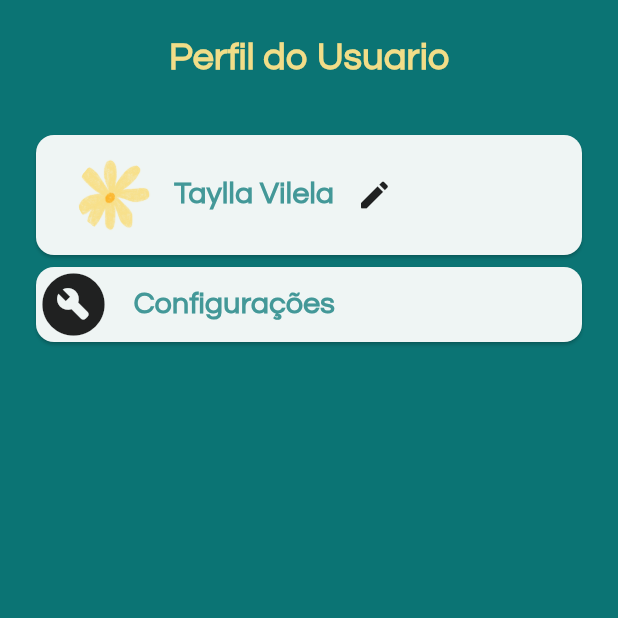
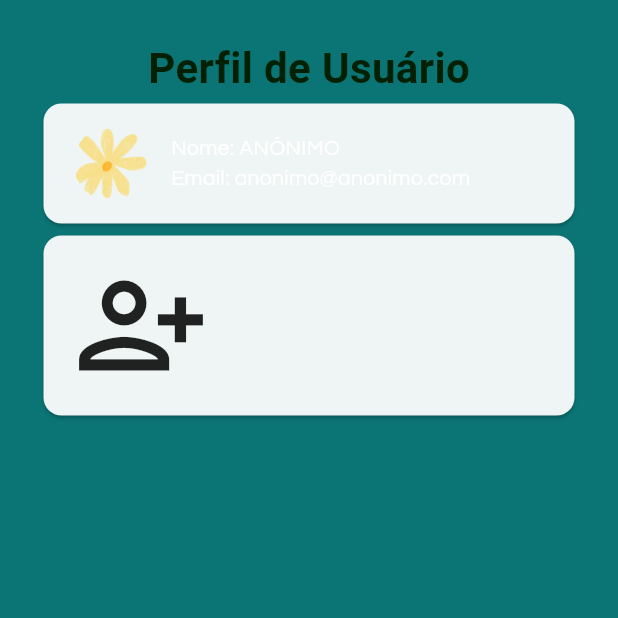
Before and after one commit to TayVilela/Prontin, a Flutter app: the UserProfilePage screen opened directly, on a phone screen of 412 x 824 dp, the top half of it. Run offline on Flutter 3.47's test engine with Material 3 defaults, Android fonts, the phone set to English and light mode, and no system bars; our stand-ins replace cloud_firestore, firebase_auth, firebase_core; accounts and stored records are empty; network calls fail; Roboto replaces fonts that are missing (Lustria).

Commit message:
Criação de consumer em userprofile

```diff
--- a/lib/models/users.dart
+++ b/lib/models/users.dart
@@ -9,7 +9,6 @@ class Users {
   String? name;
   String? birthday;
   String? gender;
-  String? image;
 
   //metodo construtor
   Users({
@@ -20,8 +19,7 @@ class Users {
     this.password,
     this.birthday,
     this.gender,
-    this.image
-});
+  });
 
   //metodo que converte os dados para formato mapa (compativel do Json)
   Map<String, dynamic> toJson() {
@@ -45,6 +43,5 @@ class Users {
     name = doc.get('name');
     gender = doc.get('gender');
     birthday = doc.get('birthday');
-    image = doc.get('image');
   }
 }
--- a/lib/pages/userprofile_page.dart
+++ b/lib/pages/userprofile_page.dart
@@ -1,37 +1,42 @@
 import 'package:flutter/material.dart';
+import 'package:prontin/services/users_services.dart';
+import 'package:provider/provider.dart';
 
 class UserProfilePage extends StatelessWidget {
   const UserProfilePage({super.key});
-
   @override
   Widget build(BuildContext context) {
-    return Padding(
-      padding: const EdgeInsets.all(20),
-      child: Column(
+    return Scaffold(
+      // appBar: AppBar(
+      //   title: Text('Edição do Perfil de Usuário'),
+      // ),
+      body: Padding(
+        padding: const EdgeInsets.all(25.0),
+        child: Consumer<UsersServices>(
+          builder: (context, usersServices, child) {
+            // Verifica se os dados do usuário já foram carregados
+            if (usersServices.users == null) {
+              return const Center(child: CircularProgressIndicator());
+            }
+            return Column(
               children: [
                 const Text(
-            'Perfil do Usuario', //titulo na pagina
+                  "Perfil de Usuário",
                   style: TextStyle(
-                color: Color.fromRGBO(241, 221, 136, 1.000),
-                fontSize: 25,
-                fontWeight: FontWeight.w700),
+                    color: Color.fromARGB(255, 2, 32, 3),
+                    fontSize: 28,
+                    fontFamily: 'Lustria',
+                    fontWeight: FontWeight.w700,
                   ),
-
-          const SizedBox(
-            height: 30,
                 ),
-          //card de foto e nome do usuario
                 Card(
-              elevation: 1,
+                  elevation: 1.0,
                   child: Padding(
                     padding: const EdgeInsets.symmetric(
-                  horizontal: 15,
+                      horizontal: 20.0,
                       vertical: 15,
                     ),
                     child: Row(children: [
-                  const SizedBox(
-                    width: 12,
-                  ),
                       ClipOval(
                         //foto do usuario
                         child: Image.asset(
@@ -41,56 +46,46 @@ class UserProfilePage extends StatelessWidget {
                           fit: BoxFit.cover,
                         ),
                       ),
-
                       const SizedBox(
                         width: 15,
                       ),
-
-                  //nome do usuario
-                  const Column(
-                    crossAxisAlignment: CrossAxisAlignment.center,
+                      Column(
+                        crossAxisAlignment: CrossAxisAlignment.start,
                         children: [
                           Text(
-                        'Taylla Vilela',
-                        style: TextStyle(
-                            color: Color.fromRGBO(67, 152, 152, 1),
-                            fontWeight: FontWeight.bold,
-                            fontSize: 20),
-                      )
-                    ],
-                  ),
-
-                  const SizedBox(
-                    width: 15,
-                  ),
-
-                  //editar perfil do usuario
-                  const Column(
-                    crossAxisAlignment: CrossAxisAlignment.end,
-                    children: [
-                      Icon(Icons.create_rounded),
+                              'Nome: ${usersServices.users!.userName?.toUpperCase() ?? "Desconhecido"}'),
+                          Text(
+                              'Email: ${usersServices.users!.email ?? "Sem email"}'),
                         ],
                       )
                     ]),
-              )),
-
-          //card de configurações
-          const Card(
-              elevation: 1,
+                  ),
+                ),
+                GestureDetector(
+                  //onTap: () => Navigator.pushNamed(context, '/userprofileedit'),
+                  child: const Card(
+                    elevation: 1.0,
+                    child: Padding(
+                      padding:
+                          EdgeInsets.symmetric(horizontal: 20, vertical: 15),
                       child: Row(
                         children: [
-                  Icon(Icons.build_circle_rounded, size: 50),
-                  SizedBox(width: 15),
-                  Text(
-                    "Configurações",
-                    style: TextStyle(
-                        color: Color.fromRGBO(67, 152, 152, 1),
-                        fontWeight: FontWeight.bold,
-                        fontSize: 20),
-                  )
+                          Icon(
+                            Icons.person_add_alt_1_outlined,
+                            size: 90.0,
+                          ),
+                          SizedBox(
+                            width: 15,
+                          ),
                         ],
-              )),
+                      ),
+                    ),
+                  ),
+                ),
               ],
+            );
+          },
+        ),
       ),
     );
   }
```
Also changed, not shown: lib/main.dart (+13 -3 lines), lib/pages/login_page.dart (+5 -5 lines), lib/services/users_services.dart (+54 -21 lines). Lines whose indentation alone changed are shown as unchanged.
